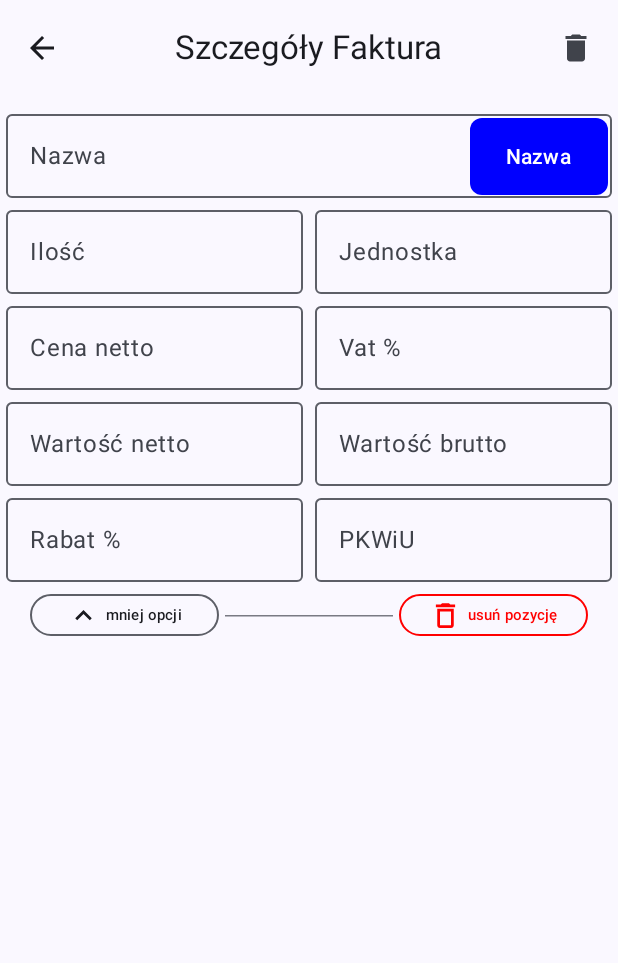
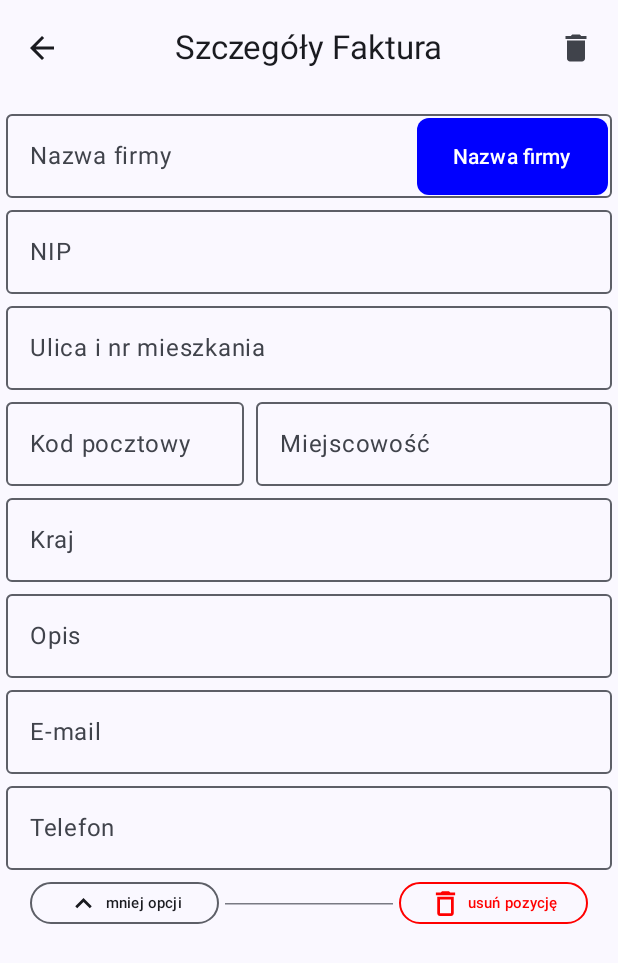
Before and after one commit to SDolanoo/PhotoApp, an Android app built with Jetpack Compose: the composable NewFakturaPreview shown on its own in the app's theme, after a tap on "więcej opcji", on a phone screen of 412 x 824 dp. Shown: the top 963 px of the screen. Run offline under Robolectric (Android 15) with nearby library versions, the phone set to English and light mode, and no system bars.

Commit message:
Nabywca and SprzedawcaForm added

```diff
--- /dev/null
+++ b/app/src/main/java/com/example/photoapp/features/faktura/composables/product/NabywcaForm.kt
@@ -0,0 +1,130 @@
+package com.example.photoapp.features.faktura.composables.product
+
+import androidx.compose.foundation.layout.Arrangement
+import androidx.compose.foundation.layout.Column
+import androidx.compose.foundation.layout.Row
+import androidx.compose.foundation.layout.fillMaxHeight
+import androidx.compose.foundation.layout.fillMaxWidth
+import androidx.compose.foundation.layout.height
+import androidx.compose.foundation.layout.padding
+import androidx.compose.foundation.layout.width
+import androidx.compose.material3.HorizontalDivider
+import androidx.compose.runtime.Composable
+import androidx.compose.runtime.MutableState
+import androidx.compose.runtime.getValue
+import androidx.compose.runtime.mutableStateOf
+import androidx.compose.runtime.remember
+import androidx.compose.runtime.setValue
+import androidx.compose.ui.Modifier
+import androidx.compose.ui.graphics.Color
+import androidx.compose.ui.res.painterResource
+import androidx.compose.ui.unit.dp
+import com.example.photoapp.R
+import com.example.photoapp.features.faktura.composables.common.CustomOutlinedButton
+import com.example.photoapp.features.faktura.composables.common.CustomTextField
+import com.example.photoapp.features.faktura.composables.common.CustomTextFieldWithButton
+
+@Composable
+fun NabywcaForm(modifier: Modifier) {
+
+    var example: MutableState<String> = remember { mutableStateOf("") }
+    val ROW_HEIGHT = 64.dp
+
+    var state by remember { mutableStateOf("less") } // or more
+
+    Column(
+        modifier = modifier.padding(4.dp)
+    ) {
+
+        CustomTextFieldWithButton(
+            title = "Nazwa firmy",
+            field = example
+        )
+
+        CustomTextField(
+            title = "NIP",
+            field = example,
+            modifier = Modifier.fillMaxWidth()
+        )
+
+        CustomTextField(
+            title = "Ulica i nr mieszkania",
+            field = example,
+            modifier = Modifier.fillMaxWidth()
+        )
+
+        Row(
+            modifier = Modifier
+                .fillMaxWidth()
+                .height(ROW_HEIGHT),
+            horizontalArrangement = Arrangement.spacedBy(8.dp),
+        ) {
+            CustomTextField(
+                title = "Kod pocztowy",
+                field = example,
+                modifier = Modifier.weight(0.4f)
+                    .fillMaxHeight()
+            )
+
+            CustomTextField(
+                title = "Miejscowość",
+                field = example,
+                modifier = Modifier.weight(0.6f)
+                    .fillMaxHeight()
+            )
+        }
+
+        if (state == "more") {
+            CustomTextField(
+                title = "Kraj",
+                field = example,
+                modifier = Modifier.fillMaxWidth()
+            )
+
+            CustomTextField(
+                title = "Opis",
+                field = example,
+                modifier = Modifier.fillMaxWidth()
+            )
+
+            CustomTextField(
+                title = "E-mail",
+                field = example,
+                modifier = Modifier.fillMaxWidth()
+            )
+
+            CustomTextField(
+                title = "Telefon",
+                field = example,
+                modifier = Modifier.fillMaxWidth()
+            )
+        }
+
+        Row(
+            modifier = Modifier
+                .fillMaxWidth()
+                .padding(horizontal = 16.dp, vertical = 8.dp),
+            //horizontalArrangement = Arrangement.spacedBy(120.dp)
+        ) {
+            CustomOutlinedButton(
+                title = if (state == "less") "więcej opcji" else "mniej opcji",
+                onClick = { if (state == "less") state = "more" else state = "less" },
+                icon = if (state == "less") painterResource(R.drawable.baseline_expand_more_24) else painterResource(R.drawable.baseline_expand_less_24),
+                height = 28,
+                modifier = Modifier.weight(1f)
+            )
+            HorizontalDivider(thickness = 1.dp, modifier=Modifier.width(120.dp ).padding(horizontal = 4.dp).padding(top = 14.dp))
+
+            CustomOutlinedButton(
+                title = "usuń pozycję",
+                onClick = { /* usuwam z fakturki*/ },
+                icon = painterResource(R.drawable.baseline_delete_outline_24),
+                textColor = Color.Red,
+                outlineColor = Color.Red,
+                height = 28,
+                modifier = Modifier.weight(1f)
+            )
+        }
+
+    }
+}
--- a/app/src/main/java/com/example/photoapp/features/faktura/ui/NewFakturaPreview.kt
+++ b/app/src/main/java/com/example/photoapp/features/faktura/ui/NewFakturaPreview.kt
@@ -24,6 +24,7 @@ import androidx.compose.ui.layout.ModifierLocalBeyondBoundsLayout
 import androidx.compose.ui.text.style.TextOverflow
 import androidx.lifecycle.viewmodel.compose.viewModel
 import com.example.photoapp.core.navigation.PhotoAppDestinations
+import com.example.photoapp.features.faktura.composables.product.NabywcaForm
 import com.example.photoapp.features.faktura.composables.product.ProductForm
 
 @OptIn(ExperimentalMaterial3Api::class)
@@ -72,8 +73,13 @@ fun NewFakturaPreview() {
     ) { innerPadding ->
         LazyColumn (modifier = Modifier.padding(innerPadding)) {
             item {
-                ProductForm(modifier = Modifier)
+                NabywcaForm(modifier = Modifier)
             }
+
+
+//            item {
+//                ProductForm(modifier = Modifier)
+//            }
         }
     }
 }
```
Also changed, not shown: app/src/main/java/com/example/photoapp/features/faktura/composables/product/SprzedawcaForm.kt (added, +130 -0 lines).
